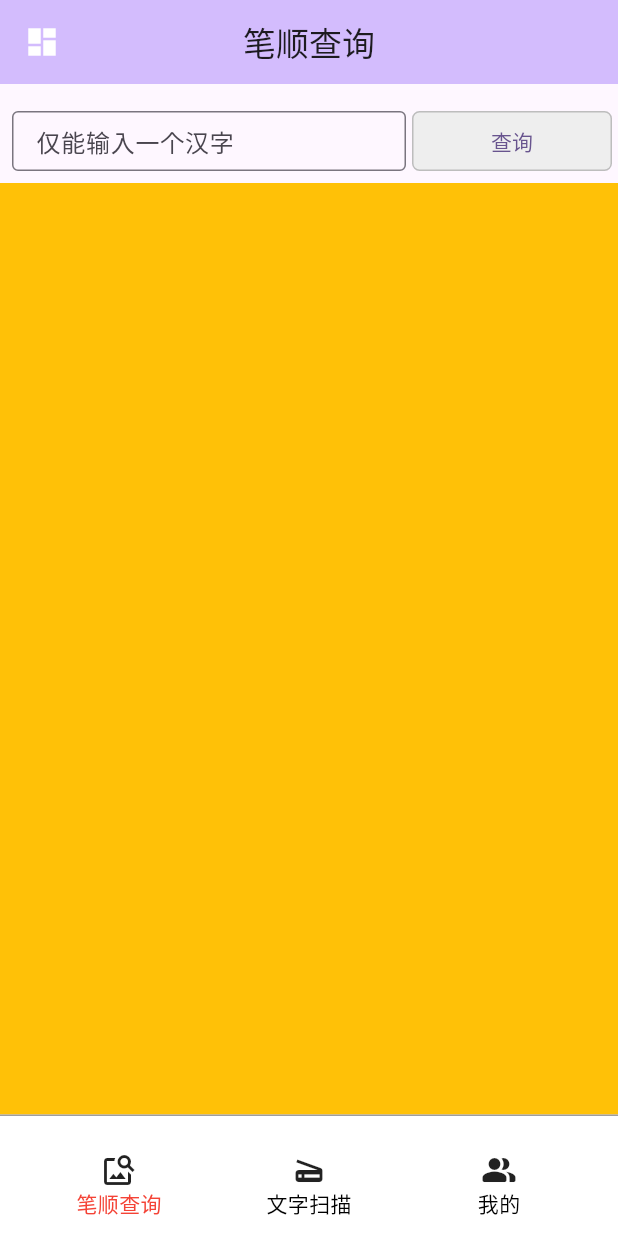
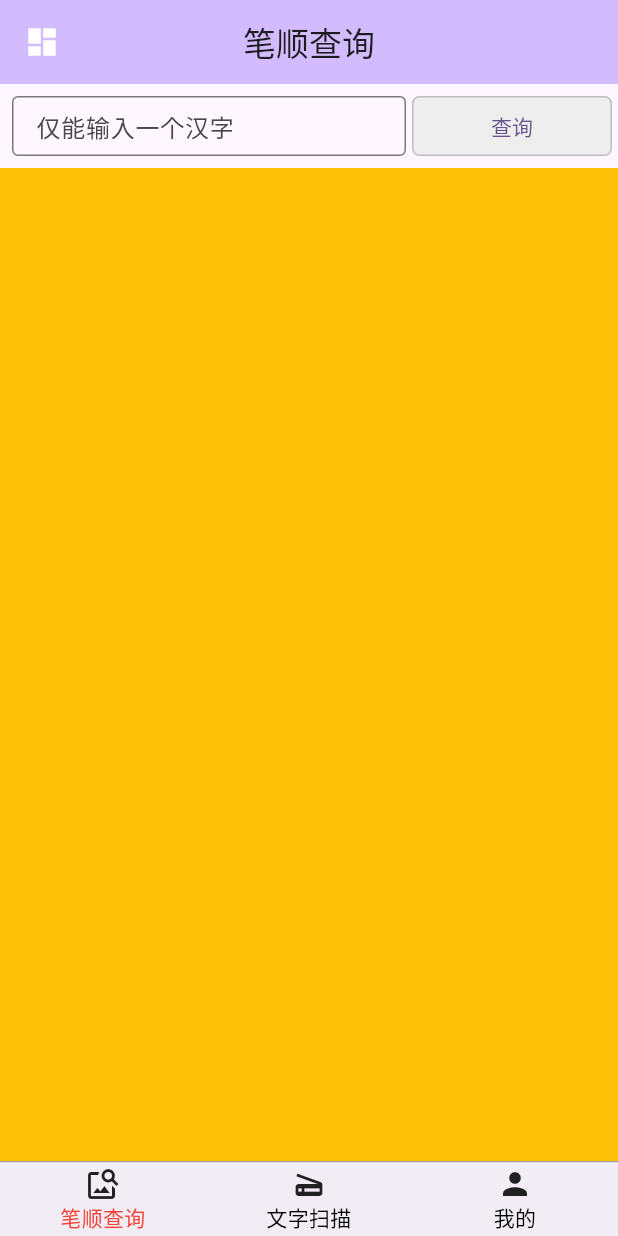
Before and after one commit to CyXiaoFeng/chineseStrock, a Flutter app: the screen it shows after launch, on a phone screen of 412 x 824 dp. Run offline on Flutter 3.47's test engine with Material 3 defaults, Android fonts, the phone set to English and light mode, and no system bars; our stand-ins replace permission_handler, universal_io.

Commit message:
把底部导航栏的高度变小了

```diff
--- a/lib/main.dart
+++ b/lib/main.dart
@@ -96,7 +96,7 @@ class _MyHomePageState extends State<MyHomePage> {
       label: '文字扫描',
     ),
     const BottomNavigationBarItem(
-      icon: Icon(Icons.people_alt_rounded),
+      icon: Icon(Icons.person),
       label: '我的',
     ),
   ];
@@ -124,7 +124,6 @@ class _MyHomePageState extends State<MyHomePage> {
     if (index != currentPage) {
       setState(() {
         currentPage = index;
-        // bnav?.changTab(currentPage);
       });
     }
   }
--- a/lib/pages/StrockQueryPage.dart
+++ b/lib/pages/StrockQueryPage.dart
@@ -48,7 +48,6 @@ class _GetChildItemPageState extends State<StrockQueryPage> {
       ),
       body: Column(
         children: <Widget>[
-          Container(height: 10.0),
           _buildQuery(),
           Expanded(
             child: Scrollbar(
--- a/lib/pages/WordScanPage.dart
+++ b/lib/pages/WordScanPage.dart
@@ -26,6 +26,7 @@ class _WordScanPage extends State<WordScanPage> {
               },
             );
           }),
-    ));
+        ),
+        body: Text(widget.title));
   }
 }
--- a/lib/widget/bottomNavigation.dart
+++ b/lib/widget/bottomNavigation.dart
@@ -42,16 +42,20 @@ class _BottomNavigationState extends State<BottomNavigation> {
       });
     }
     return Container(
+        height: 50.0,
         decoration: const BoxDecoration(
           border: Border(
             top: BorderSide(color: Colors.grey, width: 1.0),
           ),
         ),
+        child: Align(
+            alignment: Alignment.bottomCenter,
             child: BottomAppBar(
-          color: Colors.white,
+              padding: const EdgeInsets.all(0.0),
+              height: 50.0,
+              // color: Colors.blue,
               shape: const CircularNotchedRectangle(),
               child: Row(
-            crossAxisAlignment: CrossAxisAlignment.end,
                 children: bbi.map((item) {
                   return Expanded(
                     child: MyBottomAppBarItem(
@@ -64,7 +68,7 @@ class _BottomNavigationState extends State<BottomNavigation> {
                   );
                 }).toList(),
               ),
-        ));
+            )));
   }
 }
 
@@ -87,18 +91,23 @@ class MyBottomAppBarItem extends StatelessWidget {
   Widget buildItem() {
     return GestureDetector(
       child: InkWell(
+          borderRadius: BorderRadius.circular(50.0),
           onTap: () => {
                 callback(index),
               },
           child: Column(
-        mainAxisSize: MainAxisSize.min,
+            mainAxisAlignment: MainAxisAlignment.center,
+            crossAxisAlignment: CrossAxisAlignment.center,
             children: [
               Icon(icon),
-          Text(label,
-              style: TextStyle(color: isSelected ? Colors.red : Colors.black)),
+              Text(
+                  textAlign: TextAlign.center,
+                  label,
+                  style:
+                      TextStyle(color: isSelected ? Colors.red : Colors.black)),
             ],
-      ),
-    ));
+          )),
+    );
   }
 
   @override
```
Lines whose indentation alone changed are shown as unchanged.
